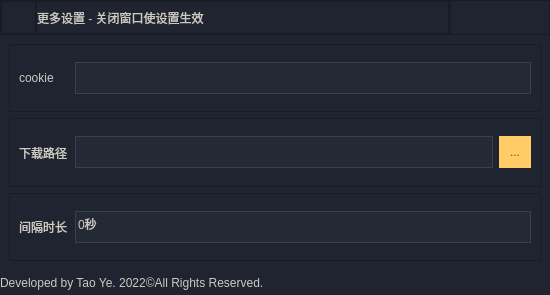
Old version of the form src/ui/settings.ui in the repository MOMOYATW/bilibili_manga_downloader.
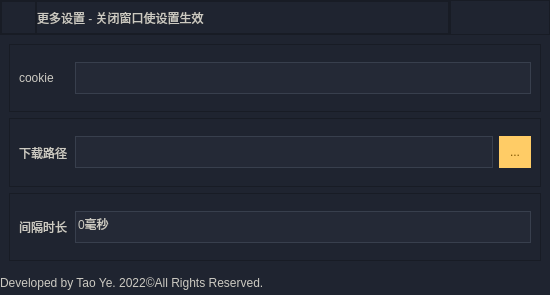
New version of the form. Icons and pictures are not drawn.

Diff of the .ui file:
```diff
--- a/src/ui/settings.ui
+++ b/src/ui/settings.ui
@@ -563,11 +563,14 @@
 }</string>
            </property>
            <property name="suffix">
-            <string>秒</string>
+            <string>毫秒</string>
            </property>
            <property name="prefix">
             <string/>
            </property>
+           <property name="maximum">
+            <number>5000</number>
+           </property>
           </widget>
          </item>
         </layout>
```
